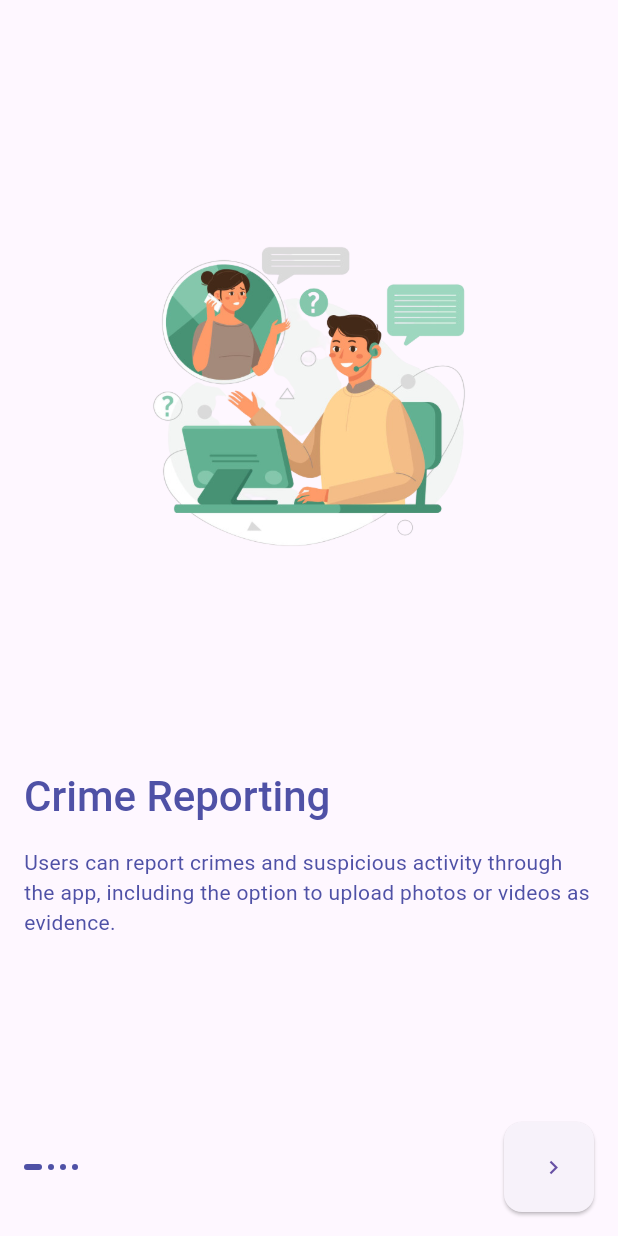
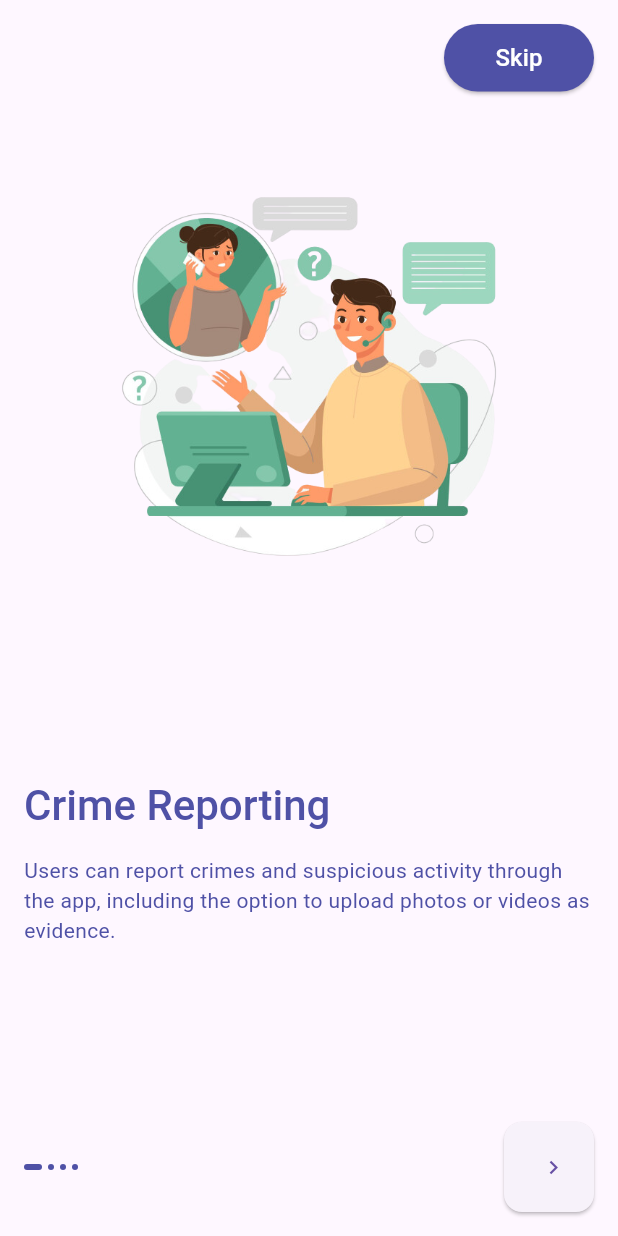
Before and after one commit to The-ARJ/CopOfficial_App, a Flutter app: the screen it shows after launch, on a phone screen of 412 x 824 dp. Run offline on Flutter 3.47's test engine with Material 2 defaults, Android fonts, the phone set to English and light mode, and no system bars; our stand-ins replace google_nav_bar, line_icons, shared_preferences; missing offline and left inert: material_dialogs; project files that could hold a hidden picture were left out.

Commit message:
onboard implemented

```diff
--- a/lib/screen/onboarding/onboarding.dart
+++ b/lib/screen/onboarding/onboarding.dart
@@ -27,13 +27,29 @@ class _OnboardingScreenState extends State<OnboardingScreen> {
 
   @override
   Widget build(BuildContext context) {
-    final themeProvider = Provider.of<DarkThemeProvider>(context);
     return Scaffold(
       body: SafeArea(
         child: Padding(
           padding: const EdgeInsets.all(16.0),
           child: Column(
             children: [
+              Align(
+                alignment: Alignment.centerRight,
+                child: SizedBox(
+                  height: 45,
+                  width: 100,
+                  child: ElevatedButton(
+                      style: ElevatedButton.styleFrom(
+                          backgroundColor: const Color(0xFF4F51A6)),
+                      onPressed: () {
+                        Navigator.pushReplacementNamed(context, '/Nav');
+                      },
+                      child: const Text(
+                        'Skip',
+                        style: TextStyle(fontSize: 16, color: Colors.white),
+                      )),
+                ),
+              ),
               Expanded(
                 child: PageView.builder(
                   itemCount: data.length,
@@ -169,10 +185,12 @@ class OnBoardContent extends StatelessWidget {
 
     return Column(
       children: [
-        const Spacer(),
+        const SizedBox(
+          height: 40,
+        ),
         Image.asset(
           image,
-          height: 250,
+          height: 300,
         ),
         const Spacer(),
         Align(
```
